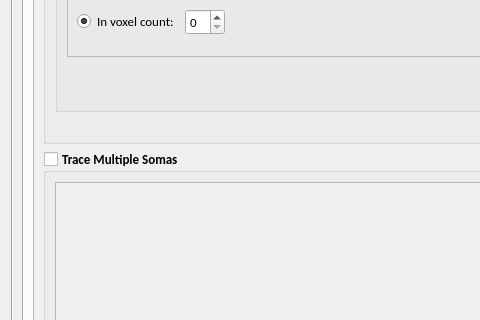
This is hackathon/MK/Fragmented_autoTrace/fragmentedTraceUI.ui in Vaa3D/vaa3d_tools as Qt 5 draws it before an edit; both pictures show x 0 to 480 and y 391 to 711 of the 805 by 986 pixel window. The edited form follows.
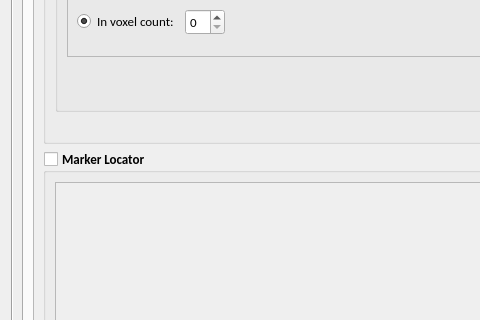
This is the edited form. The open tabs and pages were chosen to show the change.

Commit message: FragTrace v0.8.6 beta

What changed in the file:
```diff
--- a/hackathon/MK/Fragmented_autoTrace/fragmentedTraceUI.ui
+++ b/hackathon/MK/Fragmented_autoTrace/fragmentedTraceUI.ui
@@ -940,7 +940,7 @@
                  </font>
                 </property>
                 <property name="title">
-                 <string>Trace Multiple Somas</string>
+                 <string>Marker Locator</string>
                 </property>
                 <property name="checkable">
                  <bool>true</bool>
```
Left out of the diff: 18 changed lines with no effect on the pictures. The commit also changes 2 other files.
